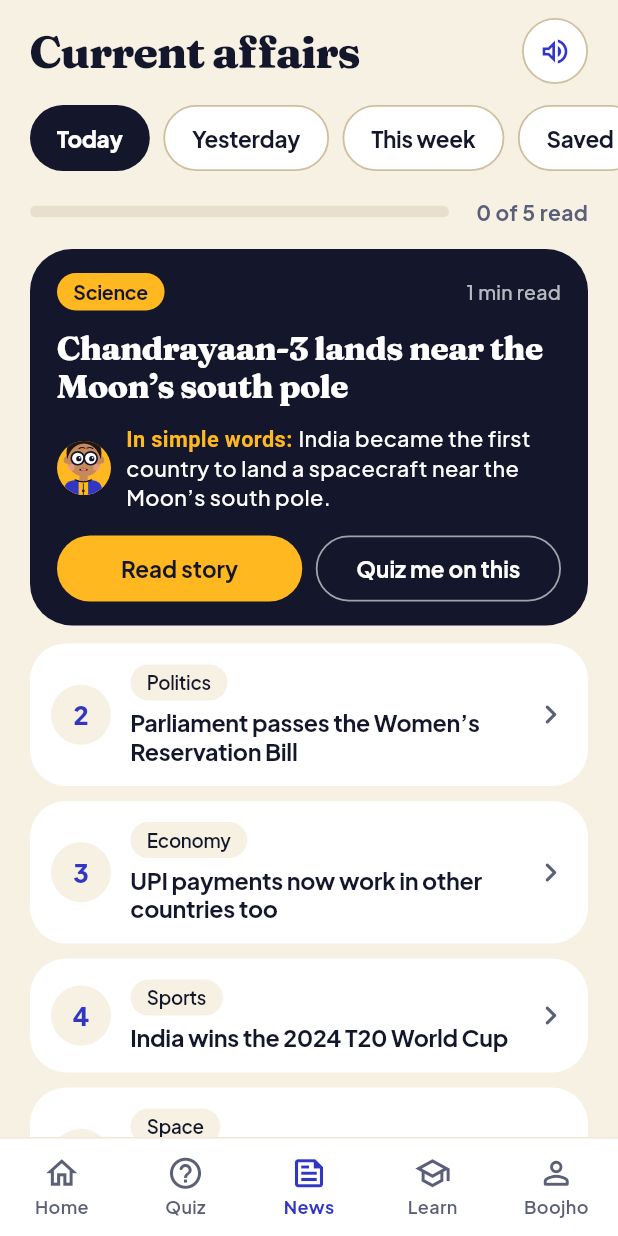
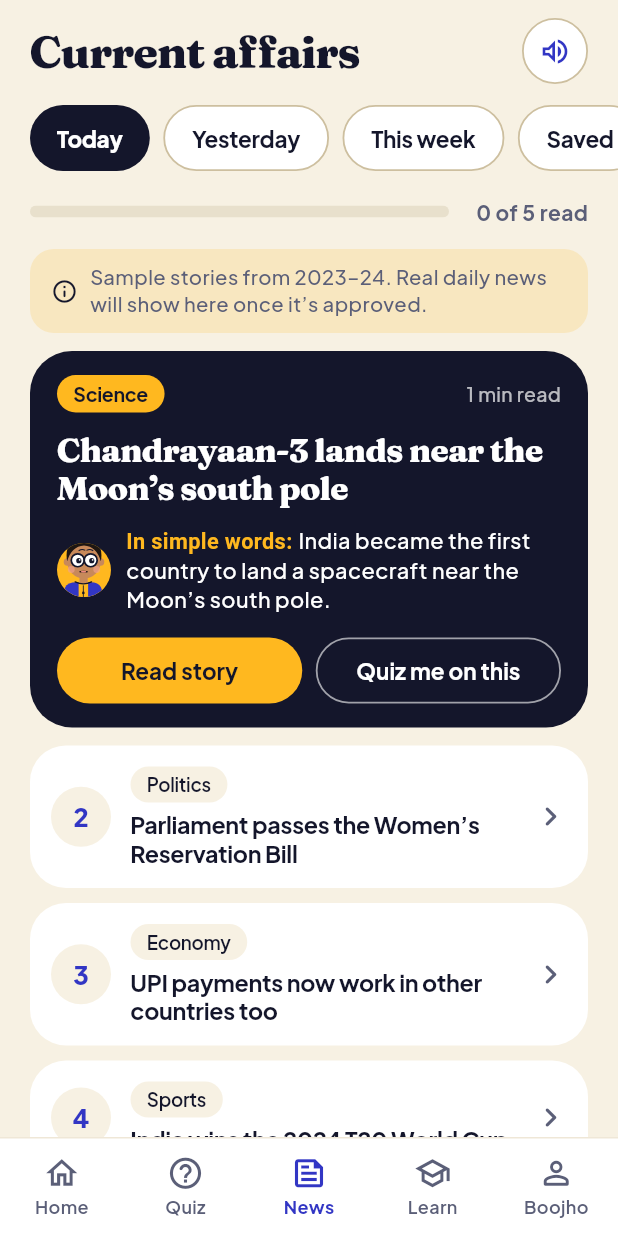
Before and after one commit to nehadagar721-seh/Jaknow, a Flutter app: the NewsScreen screen opened directly, on a phone screen of 412 x 824 dp. Run offline on Flutter 3.47's test engine with Material 3 defaults, Android fonts, the phone set to English and light mode, and no system bars; our stand-ins replace flutter_tts, google_fonts, supabase_flutter; accounts and stored records are empty.

Commit message:
News: load real published stories from Supabase, samples as fallback
Adds the news_items table (drafts are hidden until approved) and lets
stories without a simple-words line or quiz show cleanly.

Co-Authored-By: Claude Opus 5.5 <noreply@anthropic.com>
Claude-Session: https://claude.ai/code/session_01UD7zCv1iH51YMJW8SjJhz3

```diff
--- a/lib/data/news_stories.dart
+++ b/lib/data/news_stories.dart
@@ -1,21 +1,28 @@
 import 'quiz_questions.dart';
 
 /// One current-affairs story.
+///
+/// Sample stories (below) have everything. Real daily stories come from
+/// Supabase (`news_items`): a headline, a short summary from the feed, the
+/// source and a link, but no "In simple words" and no quiz (no AI yet).
 class NewsStory {
   const NewsStory({
     required this.category,
     required this.headline,
-    required this.simpleWords,
+    this.simpleWords,
     required this.minutes,
     required this.paragraphs,
-    required this.quiz,
+    this.quiz,
+    this.source,
+    this.url,
+    this.date,
   });
 
   final String category;
   final String headline;
 
-  /// Boojho's one-line explanation ("In simple words: …").
-  final String simpleWords;
+  /// Boojho's one-line explanation ("In simple words: …"), if there is one.
+  final String? simpleWords;
 
   /// Reading time, e.g. 1 → "1 min read".
   final int minutes;
@@ -23,8 +30,21 @@ class NewsStory {
   /// The story itself, a few short paragraphs.
   final List<String> paragraphs;
 
-  /// The "Quiz me on this" question.
-  final QuizQuestion quiz;
+  /// The "Quiz me on this" question, if there is one.
+  final QuizQuestion? quiz;
+
+  /// Where a real story comes from, e.g. "PIB" or "The Hindu".
+  final String? source;
+
+  /// Link to the original story.
+  final String? url;
+
+  /// The India date a real story belongs to.
+  final DateTime? date;
+
+  /// A short line for the cards: the simple words, or the first paragraph.
+  String get teaser =>
+      simpleWords ?? (paragraphs.isEmpty ? '' : paragraphs.first);
 }
 
 /// SAMPLE stories. These are real events from 2023–24, written into the
--- a/lib/screens/news_screen.dart
+++ b/lib/screens/news_screen.dart
@@ -2,6 +2,7 @@ import 'package:flutter/material.dart';
 
 import '../data/news_stories.dart';
 import '../data/quiz_questions.dart';
+import '../services/backend.dart';
 import '../services/boojho_voice.dart';
 import '../theme/app_colors.dart';
 import '../theme/app_text_styles.dart';
@@ -11,12 +12,15 @@ import '../widgets/coming_soon.dart';
 
 /// Current affairs: today's 5 stories, explained simply by Boojho.
 ///
+/// Without [stories], it loads the newest published stories from Supabase
+/// (`news_items`), and shows the labelled samples until there are some.
+///
 /// Closes with the name of a bottom-bar tab (e.g. 'Quiz') when the user
 /// taps one, so Home can open it.
 class NewsScreen extends StatefulWidget {
-  const NewsScreen({super.key, this.stories = sampleStories});
+  const NewsScreen({super.key, this.stories});
 
-  final List<NewsStory> stories;
+  final List<NewsStory>? stories;
 
   @override
   State<NewsScreen> createState() => _NewsScreenState();
@@ -37,12 +41,32 @@ class _NewsScreenState extends State<NewsScreen>
   /// Which stories have been opened (by their position in the list).
   final Set<int> _read = {};
 
+  late List<NewsStory> _stories = widget.stories ?? sampleStories;
+
+  /// True while showing the built-in samples instead of real news.
+  bool get _isSample => identical(_stories, sampleStories);
+
   @override
   void initState() {
     super.initState();
+    _load();
+  }
+
+  Future<void> _load() async {
+    if (widget.stories == null) {
+      final real = await Backend.instance.fetchNews();
+      if (!mounted) return;
+      if (real != null && real.isNotEmpty) {
+        setState(() {
+          _stories = real;
+          _read.clear();
+        });
+      }
+    }
     WidgetsBinding.instance.addPostFrameCallback((_) {
+      if (!mounted) return;
       _voice.say(
-        'Here are today’s ${widget.stories.length} stories. Tap one to read '
+        'Here are today’s ${_stories.length} stories. Tap one to read '
         'it, or tap the speaker and I’ll read the headlines.',
       );
     });
@@ -63,9 +87,9 @@ class _NewsScreenState extends State<NewsScreen>
     }
     _voice.setMuted(false);
     final lines = [
-      for (var i = 0; i < widget.stories.length; i++)
-        'Story ${i + 1}, ${widget.stories[i].category}. '
-            '${widget.stories[i].headline}.',
+      for (var i = 0; i < _stories.length; i++)
+        'Story ${i + 1}, ${_stories[i].category}. '
+            '${_stories[i].headline}.',
     ];
     _voice.say(lines.join(' '));
   }
@@ -81,9 +105,11 @@ class _NewsScreenState extends State<NewsScreen>
         borderRadius: BorderRadius.vertical(top: Radius.circular(28)),
       ),
       builder: (_) => _StorySheet(
-        story: widget.stories[index],
+        story: _stories[index],
         animation: _clock,
-        onQuiz: () {
+        onQuiz: _stories[index].quiz == null
+            ? null
+            : () {
                 Navigator.of(context).pop(); // close the story first
                 _quizMe(index);
               },
@@ -93,6 +119,8 @@ class _NewsScreenState extends State<NewsScreen>
   }
 
   Future<void> _quizMe(int index) async {
+    final question = _stories[index].quiz;
+    if (question == null) return;
     _voice.stop();
     await showModalBottomSheet<void>(
       context: context,
@@ -101,7 +129,7 @@ class _NewsScreenState extends State<NewsScreen>
       shape: const RoundedRectangleBorder(
         borderRadius: BorderRadius.vertical(top: Radius.circular(28)),
       ),
-      builder: (_) => _StoryQuizSheet(question: widget.stories[index].quiz),
+      builder: (_) => _StoryQuizSheet(question: question),
     );
     _voice.stop();
   }
@@ -118,7 +146,7 @@ class _NewsScreenState extends State<NewsScreen>
 
   @override
   Widget build(BuildContext context) {
-    final stories = widget.stories;
+    final stories = _stories;
     return Scaffold(
       bottomNavigationBar: AppBottomBar(selected: 'News', onTap: _onTab),
       body: SafeArea(
@@ -155,6 +183,10 @@ class _NewsScreenState extends State<NewsScreen>
             else ...[
               _ReadProgress(read: _read.length, total: stories.length),
               const SizedBox(height: 16),
+              if (_isSample) ...[
+                const _SampleNote(),
+                const SizedBox(height: 12),
+              ],
               ValueListenableBuilder<bool>(
                 valueListenable: _voice.isSpeaking,
                 builder: (context, speaking, _) => _TopStoryCard(
@@ -162,7 +194,7 @@ class _NewsScreenState extends State<NewsScreen>
                   animation: _clock,
                   isSpeaking: speaking,
                   onRead: () => _openStory(0),
-                  onQuiz: () => _quizMe(0),
+                  onQuiz: stories.first.quiz == null ? null : () => _quizMe(0),
                 ),
               ),
               const SizedBox(height: 12),
@@ -348,7 +380,9 @@ class _TopStoryCard extends StatelessWidget {
   final Animation<double> animation;
   final bool isSpeaking;
   final VoidCallback onRead;
-  final VoidCallback onQuiz;
+
+  /// Null when the story has no quiz: the button is hidden.
+  final VoidCallback? onQuiz;
 
   @override
   Widget build(BuildContext context) {
@@ -367,7 +401,7 @@ class _TopStoryCard extends StatelessWidget {
               _CategoryChip(label: story.category, amber: true),
               const Spacer(),
               Text(
-                '${story.minutes} min read',
+                story.source ?? '${story.minutes} min read',
                 style: AppTextStyles.subtitle.copyWith(
                   fontSize: 13,
                   color: white.withValues(alpha: 0.7),
@@ -398,6 +432,7 @@ class _TopStoryCard extends StatelessWidget {
                 child: Text.rich(
                   TextSpan(
                     children: [
+                      if (story.simpleWords != null)
                         TextSpan(
                           text: 'In simple words: ',
                           style: TextStyle(
@@ -405,9 +440,11 @@ class _TopStoryCard extends StatelessWidget {
                             fontWeight: FontWeight.w700,
                           ),
                         ),
-                      TextSpan(text: story.simpleWords),
+                      TextSpan(text: story.teaser),
                     ],
                   ),
+                  maxLines: 4,
+                  overflow: TextOverflow.ellipsis,
                   style: AppTextStyles.speech.copyWith(
                     color: white,
                     fontSize: 14.5,
@@ -428,14 +465,16 @@ class _TopStoryCard extends StatelessWidget {
                   onPressed: onRead,
                 ),
               ),
+              if (onQuiz case final quiz?) ...[
                 const SizedBox(width: 9),
                 Expanded(
                   child: _CardButton(
                     label: 'Quiz me on this',
                     filled: false,
-                  onPressed: onQuiz,
+                    onPressed: quiz,
                   ),
                 ),
+              ],
             ],
           ),
         ],
@@ -612,11 +651,14 @@ class _StorySheet extends StatelessWidget {
 
   final NewsStory story;
   final Animation<double> animation;
-  final VoidCallback onQuiz;
+
+  /// Null when the story has no quiz: the button is hidden.
+  final VoidCallback? onQuiz;
 
   @override
   Widget build(BuildContext context) {
     final voice = BoojhoVoice.instance;
+    final simpleWords = story.simpleWords;
     return DraggableScrollableSheet(
       expand: false,
       initialChildSize: 0.85,
@@ -631,9 +673,11 @@ class _StorySheet extends StatelessWidget {
             children: [
               _CategoryChip(label: story.category, amber: true),
               const SizedBox(width: 10),
-              Text(
-                '${story.minutes} min read',
+              Expanded(
+                child: Text(
+                  _sourceLine(story),
                   style: AppTextStyles.subtitle.copyWith(fontSize: 13),
+                ),
               ),
             ],
           ),
@@ -644,6 +688,7 @@ class _StorySheet extends StatelessWidget {
           ),
           const SizedBox(height: 16),
           // Boojho's simple explanation, in a white box.
+          if (simpleWords != null)
             Container(
               padding: const EdgeInsets.all(14),
               decoration: BoxDecoration(
@@ -672,7 +717,7 @@ class _StorySheet extends StatelessWidget {
                               fontWeight: FontWeight.w800,
                             ),
                           ),
-                        TextSpan(text: story.simpleWords),
+                          TextSpan(text: simpleWords),
                         ],
                       ),
                       style: AppTextStyles.speech.copyWith(
@@ -685,7 +730,7 @@ class _StorySheet extends StatelessWidget {
                 ],
               ),
             ),
-          const SizedBox(height: 16),
+          if (simpleWords != null) const SizedBox(height: 16),
           for (final paragraph in story.paragraphs) ...[
             Text(
               paragraph,
@@ -709,16 +754,74 @@ class _StorySheet extends StatelessWidget {
                   },
                 ),
               ),
+              if (onQuiz case final quiz?) ...[
                 const SizedBox(width: 10),
                 Expanded(
                   child: _SheetButton(
                     label: 'Quiz me',
                     icon: Icons.help_outline_rounded,
                     dark: true,
-                  onPressed: onQuiz,
+                    onPressed: quiz,
                   ),
                 ),
               ],
+            ],
+          ),
+        ],
+      ),
+    );
+  }
+}
+
+/// "1 min read" for samples; "PIB · 20 Nov 2026" for real stories.
+String _sourceLine(NewsStory story) {
+  final source = story.source;
+  if (source == null) return '${story.minutes} min read';
+  final date = story.date;
+  if (date == null) return source;
+  const months = [
+    'Jan',
+    'Feb',
+    'Mar',
+    'Apr',
+    'May',
+    'Jun',
+    'Jul',
+    'Aug',
+    'Sep',
+    'Oct',
+    'Nov',
+    'Dec',
+  ];
+  return '$source · ${date.day} ${months[date.month - 1]} ${date.year}';
+}
+
+/// Says clearly that the stories shown are samples, not today's news.
+class _SampleNote extends StatelessWidget {
+  const _SampleNote();
+
+  @override
+  Widget build(BuildContext context) {
+    return Container(
+      padding: const EdgeInsets.symmetric(horizontal: 14, vertical: 10),
+      decoration: BoxDecoration(
+        color: AppColors.amber.withValues(alpha: 0.18),
+        borderRadius: BorderRadius.circular(16),
+      ),
+      child: Row(
+        children: [
+          const Icon(
+            Icons.info_outline_rounded,
+            size: 18,
+            color: AppColors.ink,
+          ),
+          const SizedBox(width: 8),
+          Expanded(
+            child: Text(
+              'Sample stories from 2023–24. Real daily news will show here '
+              'once it’s approved.',
+              style: AppTextStyles.subtitle.copyWith(fontSize: 13.5),
+            ),
           ),
         ],
       ),
--- a/lib/services/boojho_brain.dart
+++ b/lib/services/boojho_brain.dart
@@ -179,8 +179,8 @@ List<KnowledgeItem> buildKnowledge() => [
   for (final story in sampleStories)
     KnowledgeItem(
       keywords: _important(story.headline),
-      answer: story.simpleWords,
-      simple: story.simpleWords,
+      answer: story.teaser,
+      simple: story.teaser,
       more: story.paragraphs.join(' '),
       quiz: story.quiz,
     ),
```
Also changed, not shown: lib/services/backend.dart (+45 -0 lines), 3 other files. Lines whose indentation alone changed are shown as unchanged.
